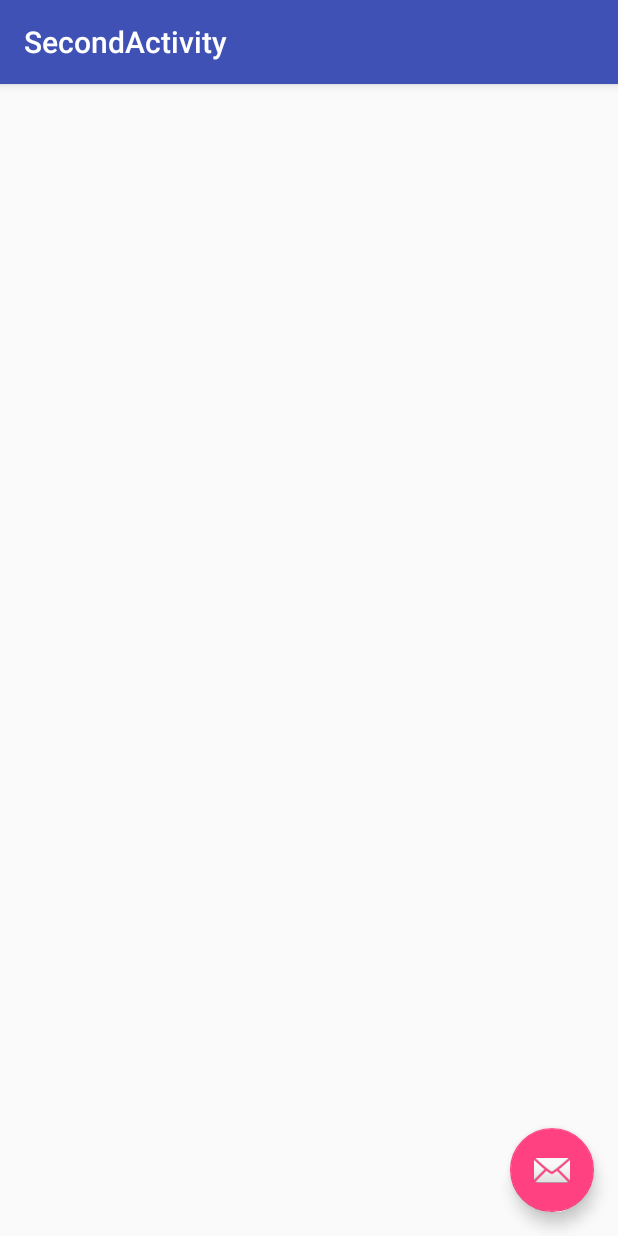
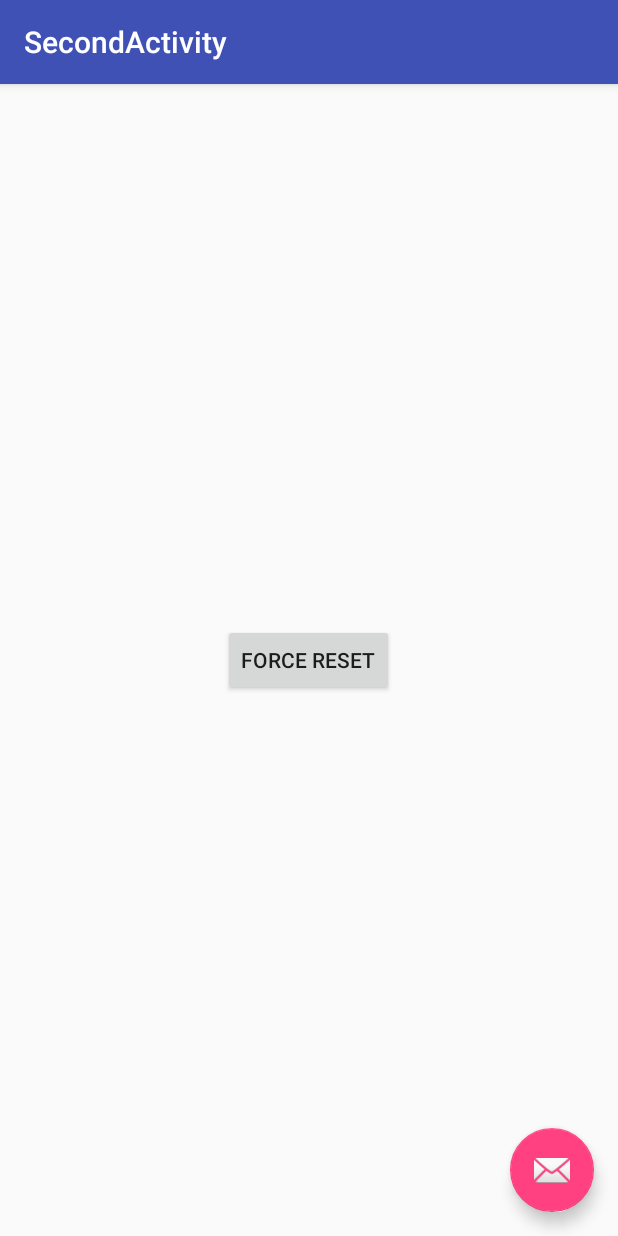
Before and after one commit to khirr/Android-Privacy-Policy, an Android app: the SecondActivity screen opened directly, with no data from a screen before it, on a phone screen of 412 x 824 dp. Run offline under Robolectric (Android 15) with nearby library versions, the phone set to English and light mode, and no system bars.

Commit message:
Added forceReset function to show policies to be accepted again

```diff
--- a/app/src/main/java/net/khirr/android/privacypolicy/example/SecondActivity.java
+++ b/app/src/main/java/net/khirr/android/privacypolicy/example/SecondActivity.java
@@ -6,6 +6,10 @@ import com.google.android.material.snackbar.Snackbar;
 import androidx.appcompat.app.AppCompatActivity;
 import androidx.appcompat.widget.Toolbar;
 import android.view.View;
+import android.widget.Button;
+import android.widget.Toast;
+
+import net.khirr.android.privacypolicy.PrivacyPolicyDialog;
 
 public class SecondActivity extends AppCompatActivity {
 
@@ -16,6 +20,8 @@ public class SecondActivity extends AppCompatActivity {
         Toolbar toolbar = (Toolbar) findViewById(R.id.toolbar);
         setSupportActionBar(toolbar);
 
+        Button forceResetButton = (Button) findViewById(R.id.forceResetButton);
+
         FloatingActionButton fab = (FloatingActionButton) findViewById(R.id.fab);
         fab.setOnClickListener(new View.OnClickListener() {
             @Override
@@ -24,6 +30,18 @@ public class SecondActivity extends AppCompatActivity {
                         .setAction("Action", null).show();
             }
         });
+
+        final PrivacyPolicyDialog dialog = new PrivacyPolicyDialog(this,
+                "https://localhost",
+                "https://localhost");
+
+        forceResetButton.setOnClickListener(new View.OnClickListener() {
+            @Override
+            public void onClick(View view) {
+                dialog.forceReset();
+                Toast.makeText(SecondActivity.this, "Next time you show policies, it will ask you again", Toast.LENGTH_LONG).show();
+            }
+        });
     }
 
 }
--- a/app/src/main/res/layout/content_second.xml
+++ b/app/src/main/res/layout/content_second.xml
@@ -8,4 +8,11 @@
     tools:context=".SecondActivity"
     tools:showIn="@layout/activity_second">
 
+    <Button
+        android:id="@+id/forceResetButton"
+        android:layout_width="wrap_content"
+        android:layout_height="wrap_content"
+        android:text="Force Reset"
+        android:layout_centerInParent="true" />
+
 </RelativeLayout>
--- a/library/src/main/java/net/khirr/android/privacypolicy/PrivacyPolicyDialog.kt
+++ b/library/src/main/java/net/khirr/android/privacypolicy/PrivacyPolicyDialog.kt
@@ -144,6 +144,10 @@ class PrivacyPolicyDialog(private val context: AppCompatActivity,
         dialog = builder.show()
     }
 
+    fun forceReset() {
+        policiesAccepted = false
+    }
+
     private fun toHtml(res: Int): Spanned {
         return toHtml(context.getString(res))
     }
```
Also changed, not shown: 2 other files.
